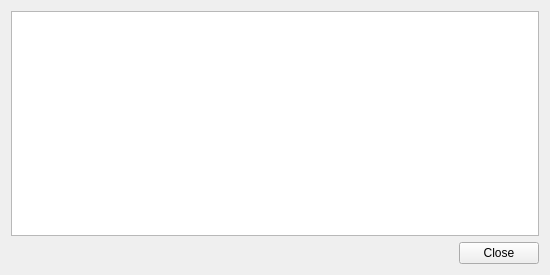
Qt form src/synthclone/participantview.ui (surfacepatterns/synthclone) before a commit.
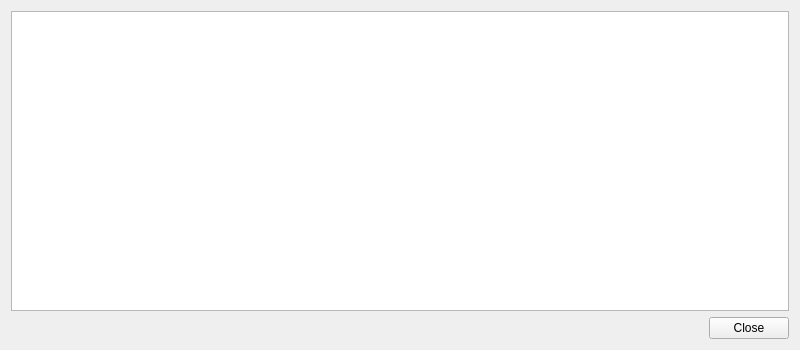
The same form after that commit. Icons and pictures are not drawn.

Commit message: Adjust participant view to show more information about participants.

Patch:
```diff
--- a/src/synthclone/participantview.ui
+++ b/src/synthclone/participantview.ui
@@ -9,8 +9,8 @@
    <rect>
     <x>0</x>
     <y>0</y>
-    <width>550</width>
-    <height>275</height>
+    <width>800</width>
+    <height>350</height>
    </rect>
   </property>
   <property name="windowTitle">
```
The commit also changes 1 other file.
